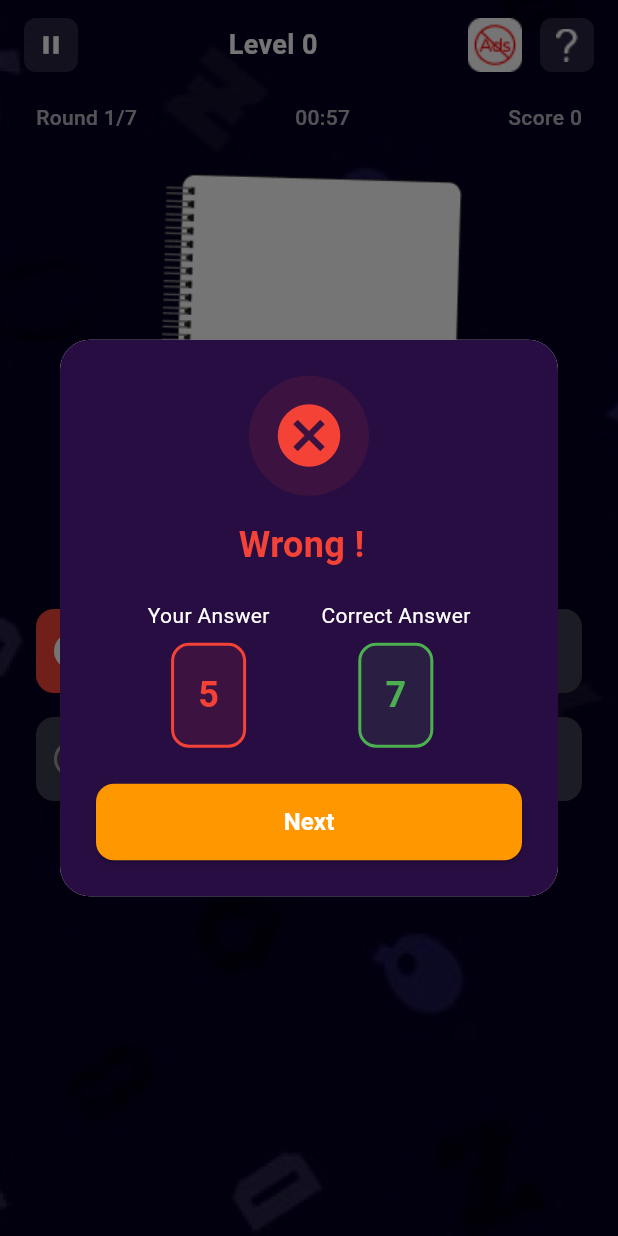
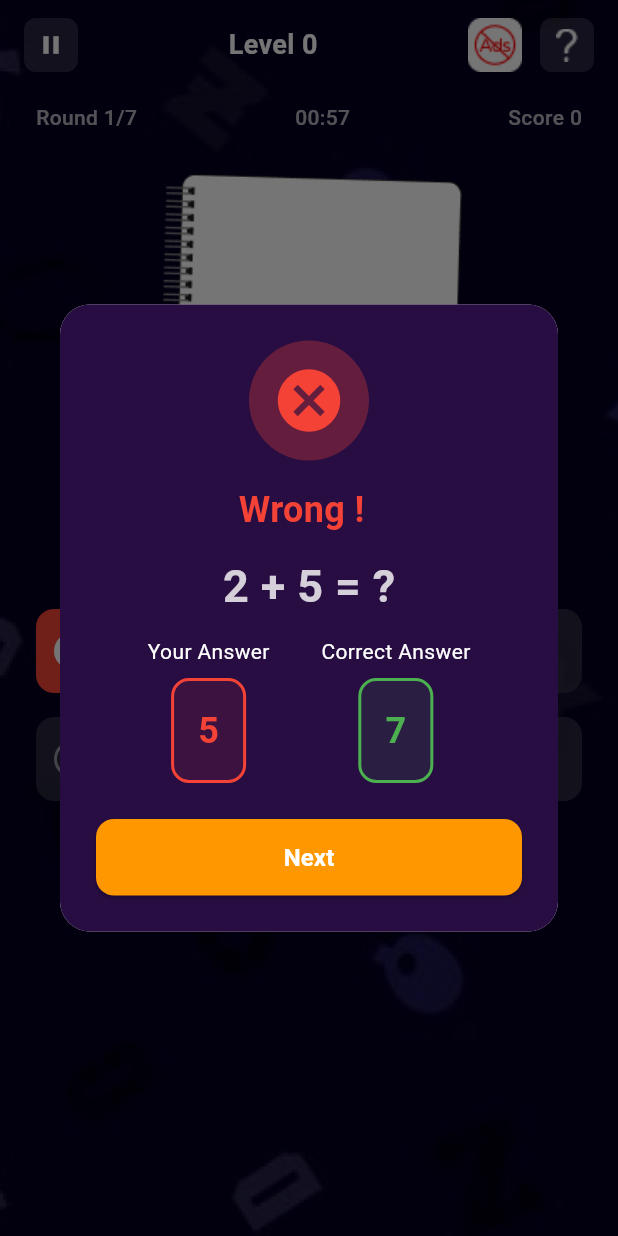
Before and after one commit to RANGAROHITH-2006/solveequation, a Flutter app: the EquationGameScreen screen opened directly with empty values, after a tap on an icon or button, on a phone screen of 412 x 824 dp. Run offline on Flutter 3.47's test engine with Material 3 defaults, Android fonts, the phone set to English and light mode, and no system bars; our stand-ins replace share_plus, shared_preferences; accounts and stored records are empty.

Commit message:
changed small UI colors

```diff
--- a/lib/game_screen.dart
+++ b/lib/game_screen.dart
@@ -1,3 +1,4 @@
+// ignore_for_file: deprecated_member_use
 import 'package:flutter/material.dart';
 import 'package:flutter/services.dart';
 import 'package:solveequationgame/pause_screen.dart';
@@ -140,6 +141,7 @@ class _EquationGameScreenState extends State<EquationGameScreen> {
       Navigator.of(context, rootNavigator: true).pop();
       isWrongAnswerDialogOpen = false;
     }
+    HapticFeedback.vibrate();
     _showTimeUpPopup();
   }
 
@@ -275,6 +277,7 @@ class _EquationGameScreenState extends State<EquationGameScreen> {
       if (currentRound >= GameData.roundsPerLevel) {
         // Level completed - show completion popup after animation
         Future.delayed(const Duration(milliseconds: 1500), () {
+          HapticFeedback.vibrate();
           _showLevelCompletePopup();
         });
       } else {
@@ -290,6 +293,7 @@ class _EquationGameScreenState extends State<EquationGameScreen> {
         if (score < 0) score = 0; // Don't go below 0
       });
       // Show wrong answer popup with both answers
+      HapticFeedback.vibrate();
       _showWrongAnswerPopup(answer, currentQuestion.correctAnswer);
     }
   }
@@ -336,7 +340,7 @@ class _EquationGameScreenState extends State<EquationGameScreen> {
                   width: 80,
                   height: 80,
                   decoration: BoxDecoration(
-                    color: Colors.red.withOpacity(0.1),
+                    color: Colors.red.withOpacity(0.3),
                     shape: BoxShape.circle,
                   ),
                   child: const Icon(Icons.cancel, color: Colors.red, size: 50),
@@ -375,7 +379,17 @@ class _EquationGameScreenState extends State<EquationGameScreen> {
                     // ),
                   ],
                 ),
-                const SizedBox(height: 20),
+                const SizedBox(height: 12),
+
+                Text(
+                  currentQuestion.equation,
+                  style: TextStyle(
+                    fontSize: 30,
+                    color: Colors.white.withOpacity(0.8),
+                    fontWeight: FontWeight.bold
+                  ),
+                ),
+                const SizedBox(height: 12),
                 // Answer comparison
                 Row(
                   mainAxisAlignment: MainAxisAlignment.spaceEvenly,
@@ -590,7 +604,7 @@ class _EquationGameScreenState extends State<EquationGameScreen> {
 
                       Row(
                         children: [
-                          Container(
+                          SizedBox(
                             width: 36,
                             height: 36,
                             child: Image.asset(
@@ -753,7 +767,7 @@ class _EquationGameScreenState extends State<EquationGameScreen> {
 
   Widget _buildOptionButton(int option) {
     // Determine button color based on selection
-    Color buttonColor = const Color(0xFF3D3D4E);
+    Color buttonColor = const Color(0xFF3D3D4E).withOpacity(0.6);
     Color circleColor = Colors.white.withOpacity(0.5);
     bool isSelected = selectedAnswer == option;
 
--- a/lib/services/level_progress_service.dart
+++ b/lib/services/level_progress_service.dart
@@ -1,3 +1,5 @@
+// ignore_for_file: avoid_print
+
 import 'package:shared_preferences/shared_preferences.dart';
 
 /// Service to manage level progress persistence using SharedPreferences
```
Also changed, not shown: lib/home_screen.dart (+5 -3 lines), lib/services/level_progress_examples.dart (+87 -87 lines).
